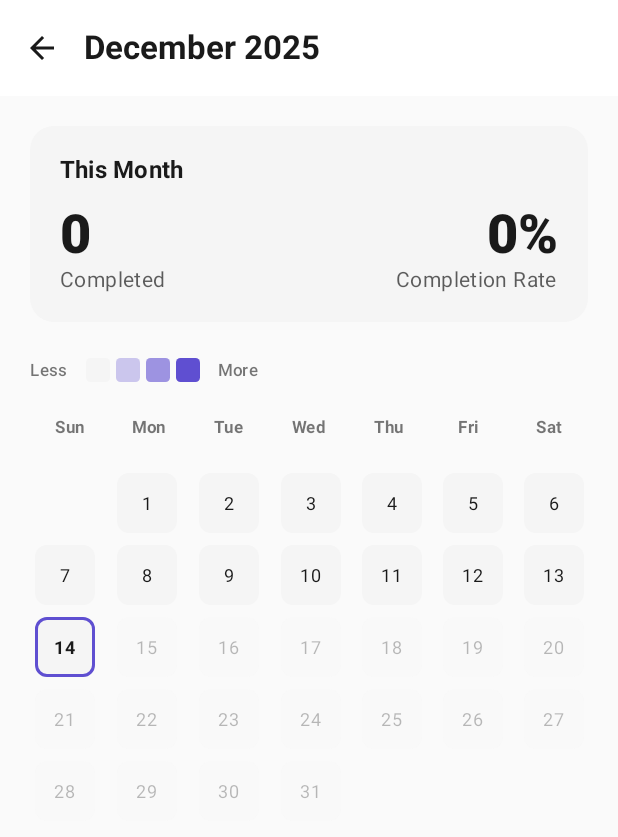
After one commit to marwq/bedrock, an Android app built with Jetpack Compose: the HabitCalendarScreen screen opened through its navigation route, on a phone screen of 412 x 824 dp. The commit adds this screen. Shown: the top 837 px of the screen. Run offline under Robolectric (Android 15) with nearby library versions, the phone set to English and light mode, and no system bars; our stand-ins replace Room's generated code.

Commit message:
github like calendar

```diff
--- a/app/src/main/java/dev/mrdw/bedrock/ui/navigation/NavGraph.kt
+++ b/app/src/main/java/dev/mrdw/bedrock/ui/navigation/NavGraph.kt
@@ -8,6 +8,7 @@ import androidx.navigation.navArgument
 import androidx.navigation.compose.composable
 import dev.mrdw.bedrock.ui.screens.habits.HabitsScreen
 import dev.mrdw.bedrock.ui.screens.habits.HabitEditorScreen
+import dev.mrdw.bedrock.ui.screens.habits.HabitCalendarScreen
 import dev.mrdw.bedrock.ui.screens.tasks.TasksScreen
 import dev.mrdw.bedrock.ui.screens.tasks.TaskEditorScreen
 import dev.mrdw.bedrock.ui.screens.reminders.RemindersScreen
@@ -33,6 +34,9 @@ fun NavGraph(
                     } else {
                         navController.navigate("${Screen.HabitEditor.route}/new")
                     }
+                },
+                onNavigateToCalendar = {
+                    navController.navigate(Screen.HabitCalendar.route)
                 }
             )
         }
@@ -57,6 +61,12 @@ fun NavGraph(
                 onNavigateToDuplicate = { id ->
                     navController.navigate("${Screen.HabitEditor.route}/new?duplicateFrom=$id")
                 }
+            )
+        }
+
+        composable(Screen.HabitCalendar.route) {
+            HabitCalendarScreen(
+                onNavigateBack = { navController.popBackStack() }
             )
         }
 
--- a/app/src/main/java/dev/mrdw/bedrock/ui/navigation/Screen.kt
+++ b/app/src/main/java/dev/mrdw/bedrock/ui/navigation/Screen.kt
@@ -46,6 +46,13 @@ sealed class Screen(
         unselectedIcon = Icons.Outlined.Edit
     )
 
+    data object HabitCalendar : Screen(
+        route = "habit_calendar",
+        title = "Habit Calendar",
+        selectedIcon = Icons.Filled.DateRange,
+        unselectedIcon = Icons.Outlined.DateRange
+    )
+
     data object TaskEditor : Screen(
         route = "task_editor",
         title = "Task Editor",
--- /dev/null
+++ b/app/src/main/java/dev/mrdw/bedrock/ui/screens/habits/HabitCalendarScreen.kt
@@ -0,0 +1,345 @@
+package dev.mrdw.bedrock.ui.screens.habits
+
+import androidx.compose.foundation.background
+import androidx.compose.foundation.border
+import androidx.compose.foundation.layout.*
+import androidx.compose.foundation.lazy.grid.GridCells
+import androidx.compose.foundation.lazy.grid.LazyVerticalGrid
+import androidx.compose.foundation.lazy.grid.items
+import androidx.compose.foundation.rememberScrollState
+import androidx.compose.foundation.shape.RoundedCornerShape
+import androidx.compose.foundation.verticalScroll
+import androidx.compose.material.icons.Icons
+import androidx.compose.material.icons.automirrored.filled.ArrowBack
+import androidx.compose.material3.*
+import androidx.compose.runtime.*
+import androidx.compose.ui.Alignment
+import androidx.compose.ui.Modifier
+import androidx.compose.ui.graphics.Color
+import androidx.compose.ui.text.font.FontWeight
+import androidx.compose.ui.text.style.TextAlign
+import androidx.compose.ui.unit.dp
+import androidx.compose.ui.unit.sp
+import androidx.lifecycle.viewmodel.compose.viewModel
+import dev.mrdw.bedrock.ui.viewmodel.HabitsViewModel
+import java.time.LocalDate
+import java.time.YearMonth
+import java.time.format.DateTimeFormatter
+import java.time.format.TextStyle
+import java.util.*
+
+data class DayData(
+    val date: LocalDate,
+    val completedCount: Int,
+    val totalHabitsCount: Int
+) {
+    val completionPercentage: Float
+        get() = if (totalHabitsCount > 0) completedCount.toFloat() / totalHabitsCount else 0f
+}
+
+@OptIn(ExperimentalMaterial3Api::class)
+@Composable
+fun HabitCalendarScreen(
+    onNavigateBack: () -> Unit,
+    viewModel: HabitsViewModel = viewModel()
+) {
+    val allCompletions by viewModel.allCompletions.collectAsState(initial = emptyList())
+    val allHabits by viewModel.habits.collectAsState()
+
+    val currentMonth = remember { YearMonth.now() }
+    val firstDayOfMonth = currentMonth.atDay(1)
+    val lastDayOfMonth = currentMonth.atEndOfMonth()
+
+    // Calculate the grid - start from the first day of week containing the 1st of the month
+    val firstDayOfWeek = firstDayOfMonth.dayOfWeek.value % 7 // 0 = Sunday
+    val daysToShow = mutableListOf<LocalDate?>()
+
+    // Add empty cells for days before the month starts
+    repeat(firstDayOfWeek) {
+        daysToShow.add(null)
+    }
+
+    // Add all days of the month
+    var currentDay = firstDayOfMonth
+    while (!currentDay.isAfter(lastDayOfMonth)) {
+        daysToShow.add(currentDay)
+        currentDay = currentDay.plusDays(1)
+    }
+
+    // Calculate completion data for each day
+    val dateFormatter = DateTimeFormatter.ofPattern("yyyy-MM-dd")
+    val dayDataList = remember(allCompletions, allHabits, daysToShow) {
+        daysToShow.map { date ->
+            if (date == null) {
+                null
+            } else {
+                val dateString = date.format(dateFormatter)
+                val completedCount = allCompletions.count {
+                    it.date == dateString && it.completed
+                }
+                DayData(
+                    date = date,
+                    completedCount = completedCount,
+                    totalHabitsCount = allHabits.size
+                )
+            }
+        }
+    }
+
+    Scaffold(
+        containerColor = MaterialTheme.colorScheme.background,
+        topBar = {
+            TopAppBar(
+                title = {
+                    Text(
+                        text = currentMonth.format(DateTimeFormatter.ofPattern("MMMM yyyy")),
+                        style = MaterialTheme.typography.titleLarge.copy(
+                            fontWeight = FontWeight.Bold
+                        )
+                    )
+                },
+                navigationIcon = {
+                    IconButton(onClick = onNavigateBack) {
+                        Icon(
+                            Icons.AutoMirrored.Filled.ArrowBack,
+                            contentDescription = "Back"
+                        )
+                    }
+                },
+                colors = TopAppBarDefaults.topAppBarColors(
+                    containerColor = MaterialTheme.colorScheme.surface
+                )
+            )
+        }
+    ) { paddingValues ->
+        Column(
+            modifier = Modifier
+                .fillMaxSize()
+                .padding(paddingValues)
+                .verticalScroll(rememberScrollState())
+                .padding(20.dp),
+            verticalArrangement = Arrangement.spacedBy(24.dp)
+        ) {
+            // Statistics Card
+            Card(
+                modifier = Modifier.fillMaxWidth(),
+                shape = RoundedCornerShape(16.dp),
+                colors = CardDefaults.cardColors(
+                    containerColor = MaterialTheme.colorScheme.primaryContainer
+                )
+            ) {
+                Column(
+                    modifier = Modifier.padding(20.dp),
+                    verticalArrangement = Arrangement.spacedBy(12.dp)
+                ) {
+                    Text(
+                        text = "This Month",
+                        style = MaterialTheme.typography.titleMedium.copy(
+                            fontWeight = FontWeight.Bold
+                        ),
+                        color = MaterialTheme.colorScheme.onPrimaryContainer
+                    )
+
+                    val totalPossibleCompletions = allHabits.size * currentMonth.lengthOfMonth()
+                    val completedInMonth = allCompletions.count { completion ->
+                        completion.completed && completion.date.startsWith(currentMonth.format(DateTimeFormatter.ofPattern("yyyy-MM")))
+                    }
+                    val completionRate = if (totalPossibleCompletions > 0) {
+                        (completedInMonth.toFloat() / totalPossibleCompletions * 100).toInt()
+                    } else 0
+
+                    Row(
+                        modifier = Modifier.fillMaxWidth(),
+                        horizontalArrangement = Arrangement.SpaceBetween
+                    ) {
+                        Column {
+                            Text(
+                                text = "$completedInMonth",
+                                style = MaterialTheme.typography.displaySmall.copy(
+                                    fontWeight = FontWeight.Black
+                                ),
+                                color = MaterialTheme.colorScheme.onPrimaryContainer
+                            )
+                            Text(
+                                text = "Completed",
+                                style = MaterialTheme.typography.bodyMedium,
+                                color = MaterialTheme.colorScheme.onPrimaryContainer.copy(alpha = 0.7f)
+                            )
+                        }
+
+                        Column(horizontalAlignment = Alignment.End) {
+                            Text(
+                                text = "$completionRate%",
+                                style = MaterialTheme.typography.displaySmall.copy(
+                                    fontWeight = FontWeight.Black
+                                ),
+                                color = MaterialTheme.colorScheme.onPrimaryContainer
+                            )
+                            Text(
+                                text = "Completion Rate",
+                                style = MaterialTheme.typography.bodyMedium,
+                                color = MaterialTheme.colorScheme.onPrimaryContainer.copy(alpha = 0.7f)
+                            )
+                        }
+                    }
+                }
+            }
+
+            // Calendar Legend
+            Row(
+                modifier = Modifier.fillMaxWidth(),
+                horizontalArrangement = Arrangement.spacedBy(12.dp),
+                verticalAlignment = Alignment.CenterVertically
+            ) {
+                Text(
+                    text = "Less",
+                    style = MaterialTheme.typography.labelSmall,
+                    color = MaterialTheme.colorScheme.onSurface.copy(alpha = 0.6f)
+                )
+
+                Row(horizontalArrangement = Arrangement.spacedBy(4.dp)) {
+                    Box(
+                        modifier = Modifier
+                            .size(16.dp)
+                            .background(
+                                MaterialTheme.colorScheme.surfaceVariant,
+                                RoundedCornerShape(3.dp)
+                            )
+                    )
+                    Box(
+                        modifier = Modifier
+                            .size(16.dp)
+                            .background(
+                                MaterialTheme.colorScheme.primary.copy(alpha = 0.3f),
+                                RoundedCornerShape(3.dp)
+                            )
+                    )
+                    Box(
+                        modifier = Modifier
+                            .size(16.dp)
+                            .background(
+                                MaterialTheme.colorScheme.primary.copy(alpha = 0.6f),
+                                RoundedCornerShape(3.dp)
+                            )
+                    )
+                    Box(
+                        modifier = Modifier
+                            .size(16.dp)
+                            .background(
+                                MaterialTheme.colorScheme.primary,
+                                RoundedCornerShape(3.dp)
+                            )
+                    )
+                }
+
+                Text(
+                    text = "More",
+                    style = MaterialTheme.typography.labelSmall,
+                    color = MaterialTheme.colorScheme.onSurface.copy(alpha = 0.6f)
+                )
+            }
+
+            // Day of week headers
+            Row(
+                modifier = Modifier.fillMaxWidth(),
+                horizontalArrangement = Arrangement.SpaceBetween
+            ) {
+                val daysOfWeek = listOf("Sun", "Mon", "Tue", "Wed", "Thu", "Fri", "Sat")
+                daysOfWeek.forEach { day ->
+                    Text(
+                        text = day,
+                        modifier = Modifier.weight(1f),
+                        textAlign = TextAlign.Center,
+                        style = MaterialTheme.typography.labelSmall.copy(
+                            fontWeight = FontWeight.Bold
+                        ),
+                        color = MaterialTheme.colorScheme.onSurface.copy(alpha = 0.6f)
+                    )
+                }
+            }
+
+            // Calendar Grid
+            Column(
+                verticalArrangement = Arrangement.spacedBy(8.dp)
+            ) {
+                // Group days into weeks
+                dayDataList.chunked(7).forEach { week ->
+                    Row(
+                        modifier = Modifier.fillMaxWidth(),
+                        horizontalArrangement = Arrangement.spacedBy(8.dp)
+                    ) {
+                        week.forEach { dayData ->
+                            Box(
+                                modifier = Modifier.weight(1f),
+                                contentAlignment = Alignment.Center
+                            ) {
+                                if (dayData == null) {
+                                    // Empty cell
+                                    Box(modifier = Modifier.size(40.dp))
+                                } else {
+                                    DayCell(dayData = dayData)
+                                }
+                            }
+                        }
+                        // Fill remaining cells in incomplete weeks
+                        repeat(7 - week.size) {
+                            Box(modifier = Modifier.weight(1f))
+                        }
+                    }
+                }
+            }
+        }
+    }
+}
+
+@Composable
+fun DayCell(dayData: DayData) {
+    val today = LocalDate.now()
+    val isToday = dayData.date == today
+    val isFuture = dayData.date.isAfter(today)
+
+    // Calculate color based on completion percentage
+    val backgroundColor = when {
+        isFuture -> MaterialTheme.colorScheme.surfaceVariant.copy(alpha = 0.3f)
+        dayData.totalHabitsCount == 0 -> MaterialTheme.colorScheme.surfaceVariant
+        dayData.completionPercentage == 0f -> MaterialTheme.colorScheme.surfaceVariant
+        dayData.completionPercentage < 0.5f -> MaterialTheme.colorScheme.primary.copy(alpha = 0.3f)
+        dayData.completionPercentage < 1f -> MaterialTheme.colorScheme.primary.copy(alpha = 0.6f)
+        else -> MaterialTheme.colorScheme.primary
+    }
+
+    Card(
+        modifier = Modifier
+            .size(40.dp)
+            .then(
+                if (isToday) {
+                    Modifier.border(
+                        width = 2.dp,
+                        color = MaterialTheme.colorScheme.primary,
+                        shape = RoundedCornerShape(8.dp)
+                    )
+                } else Modifier
+            ),
+        shape = RoundedCornerShape(8.dp),
+        colors = CardDefaults.cardColors(
+            containerColor = backgroundColor
+        )
+    ) {
+        Box(
+            modifier = Modifier.fillMaxSize(),
+            contentAlignment = Alignment.Center
+        ) {
+            Text(
+                text = dayData.date.dayOfMonth.toString(),
+                style = MaterialTheme.typography.bodySmall.copy(
+                    fontWeight = if (isToday) FontWeight.Bold else FontWeight.Normal
+                ),
+                color = when {
+                    isFuture -> MaterialTheme.colorScheme.onSurface.copy(alpha = 0.3f)
+                    dayData.completionPercentage >= 0.5f -> MaterialTheme.colorScheme.onPrimary
+                    else -> MaterialTheme.colorScheme.onSurface
+                }
+            )
+        }
+    }
+}
--- a/app/src/main/java/dev/mrdw/bedrock/ui/screens/habits/HabitsScreen.kt
+++ b/app/src/main/java/dev/mrdw/bedrock/ui/screens/habits/HabitsScreen.kt
@@ -37,6 +37,7 @@ import java.util.*
 @Composable
 fun HabitsScreen(
     onNavigateToHabitEditor: (Long?) -> Unit,
+    onNavigateToCalendar: () -> Unit = {},
     viewModel: HabitsViewModel = viewModel()
 ) {
     val habitsWithCompletions by viewModel.habitsWithCompletions.collectAsState()
@@ -75,6 +76,11 @@ fun HabitsScreen(
                     .background(MaterialTheme.colorScheme.surface)
                     .padding(horizontal = 20.dp, vertical = 24.dp)
             ) {
+                Row(
+                    modifier = Modifier.fillMaxWidth(),
+                    horizontalArrangement = Arrangement.SpaceBetween,
+                    verticalAlignment = Alignment.CenterVertically
+                ) {
                     Text(
                         text = "Habits",
                         style = MaterialTheme.typography.displaySmall.copy(
@@ -83,6 +89,21 @@ fun HabitsScreen(
                         ),
                         color = MaterialTheme.colorScheme.onBackground
                     )
+
+                    IconButton(
+                        onClick = onNavigateToCalendar,
+                        modifier = Modifier
+                            .size(48.dp)
+                            .clip(CircleShape)
+                            .background(MaterialTheme.colorScheme.primaryContainer)
+                    ) {
+                        Icon(
+                            Icons.Default.DateRange,
+                            contentDescription = "Calendar View",
+                            tint = MaterialTheme.colorScheme.onPrimaryContainer
+                        )
+                    }
+                }
 
                 Spacer(modifier = Modifier.height(16.dp))
 
```
Lines whose indentation alone changed are shown as unchanged.
